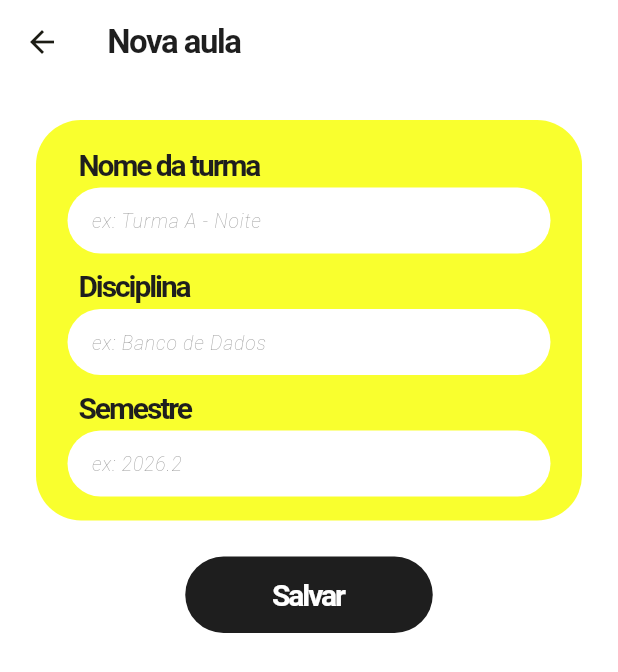
After one commit to otavigoto/Identitas, a Flutter app: the TurmasPage screen opened directly, after a tap on "Nova aula", on a phone screen of 412 x 824 dp. The commit adds this screen. Shown: the top 672 px of the screen. Run offline on Flutter 3.47's test engine with Material 3 defaults, Android fonts, the phone set to English and light mode, and no system bars.

Commit message:
Adicionando telas das aulas, detalhes e filtro de disciplinas

```diff
--- /dev/null
+++ b/flutter/lib/turma.dart
@@ -0,0 +1,41 @@
+/// Turma (aula) como o backend expõe em `/classes`.
+class Turma {
+  const Turma({
+    required this.id,
+    required this.nome,
+    required this.disciplina,
+    required this.semestre,
+    required this.idProfessor,
+    this.listaAlunos = const [],
+  });
+
+  final String id;
+  final String nome;
+  final String disciplina;
+  final String semestre;
+  final String idProfessor;
+
+  /// RAs dos alunos matriculados.
+  final List<String> listaAlunos;
+
+  Turma copyWith({
+    String? nome,
+    String? disciplina,
+    String? semestre,
+    List<String>? listaAlunos,
+  }) => Turma(
+    id: id,
+    nome: nome ?? this.nome,
+    disciplina: disciplina ?? this.disciplina,
+    semestre: semestre ?? this.semestre,
+    idProfessor: idProfessor,
+    listaAlunos: listaAlunos ?? this.listaAlunos,
+  );
+}
+
+class Aluno {
+  const Aluno({required this.ra, required this.nome});
+
+  final String ra;
+  final String nome;
+}
--- /dev/null
+++ b/flutter/lib/turma_form_page.dart
@@ -0,0 +1,203 @@
+import 'package:flutter/material.dart';
+
+import 'turma.dart';
+import 'turmas_mock.dart';
+
+/// Cria ou edita uma turma e devolve o resultado via `Navigator.pop`.
+class TurmaFormPage extends StatefulWidget {
+  const TurmaFormPage({super.key, this.turma});
+
+  /// Null = criar nova turma.
+  final Turma? turma;
+
+  @override
+  State<TurmaFormPage> createState() => _TurmaFormPageState();
+}
+
+class _TurmaFormPageState extends State<TurmaFormPage> {
+  final _formKey = GlobalKey<FormState>();
+  late final _nome = TextEditingController(text: widget.turma?.nome);
+  late final _disciplina = TextEditingController(
+    text: widget.turma?.disciplina,
+  );
+  late final _semestre = TextEditingController(text: widget.turma?.semestre);
+
+  bool get _editando => widget.turma != null;
+
+  @override
+  void dispose() {
+    _nome.dispose();
+    _disciplina.dispose();
+    _semestre.dispose();
+    super.dispose();
+  }
+
+  void _salvar() {
+    if (!_formKey.currentState!.validate()) return;
+    final atual = widget.turma;
+    // TODO backend: POST /classes (criar) ou PATCH /classes/:id (editar).
+    final resultado = atual == null
+        ? Turma(
+            id: DateTime.now().microsecondsSinceEpoch.toString(),
+            nome: _nome.text.trim(),
+            disciplina: _disciplina.text.trim(),
+            semestre: _semestre.text.trim(),
+            idProfessor: professorMockId,
+          )
+        : atual.copyWith(
+            nome: _nome.text.trim(),
+            disciplina: _disciplina.text.trim(),
+            semestre: _semestre.text.trim(),
+          );
+    Navigator.of(context).pop(resultado);
+  }
+
+  String? _obrigatorio(String? v, String campo) =>
+      v == null || v.trim().isEmpty ? 'Informe $campo.' : null;
+
+  Widget _campo({
+    required Key key,
+    required String label,
+    required String hint,
+    required TextEditingController controller,
+    required String erro,
+    TextInputAction action = TextInputAction.next,
+    VoidCallback? onSubmit,
+  }) => Column(
+    crossAxisAlignment: CrossAxisAlignment.stretch,
+    children: [
+      Padding(
+        padding: const EdgeInsets.only(left: 8),
+        child: Text(
+          label,
+          style: const TextStyle(
+            fontSize: 20,
+            fontWeight: FontWeight.bold,
+            letterSpacing: -1.4,
+            color: Color(0xFF1E1E1E),
+          ),
+        ),
+      ),
+      TextFormField(
+        key: key,
+        controller: controller,
+        textInputAction: action,
+        onFieldSubmitted: onSubmit == null ? null : (_) => onSubmit(),
+        validator: (v) => _obrigatorio(v, erro),
+        decoration: InputDecoration(
+          hintText: hint,
+          hintStyle: const TextStyle(
+            fontSize: 13,
+            fontWeight: FontWeight.w200,
+            fontStyle: FontStyle.italic,
+            color: Color(0x80000000),
+          ),
+          filled: true,
+          fillColor: Colors.white,
+          isDense: true,
+          contentPadding: const EdgeInsets.symmetric(
+            horizontal: 12,
+            vertical: 10,
+          ),
+          border: OutlineInputBorder(
+            borderRadius: BorderRadius.circular(30),
+            borderSide: BorderSide.none,
+          ),
+          focusedBorder: OutlineInputBorder(
+            borderRadius: BorderRadius.circular(30),
+            borderSide: const BorderSide(color: Color(0xFF1E1E1E)),
+          ),
+        ),
+      ),
+    ],
+  );
+
+  @override
+  Widget build(BuildContext context) => Scaffold(
+    appBar: AppBar(
+      backgroundColor: Colors.white,
+      surfaceTintColor: Colors.transparent,
+      title: Text(
+        _editando ? 'Editar aula' : 'Nova aula',
+        style: const TextStyle(
+          fontWeight: FontWeight.bold,
+          letterSpacing: -1,
+          color: Color(0xFF1E1E1E),
+        ),
+      ),
+    ),
+    body: SafeArea(
+      child: SingleChildScrollView(
+        keyboardDismissBehavior: ScrollViewKeyboardDismissBehavior.onDrag,
+        padding: const EdgeInsets.all(24),
+        child: Form(
+          key: _formKey,
+          child: Column(
+            crossAxisAlignment: CrossAxisAlignment.stretch,
+            children: [
+              Container(
+                padding: const EdgeInsets.fromLTRB(21, 16, 21, 16),
+                decoration: BoxDecoration(
+                  color: const Color(0xFFF9FF2E),
+                  borderRadius: BorderRadius.circular(30),
+                ),
+                child: Column(
+                  crossAxisAlignment: CrossAxisAlignment.stretch,
+                  children: [
+                    _campo(
+                      key: const Key('turma-nome'),
+                      label: 'Nome da turma',
+                      hint: 'ex: Turma A - Noite',
+                      controller: _nome,
+                      erro: 'o nome da turma',
+                    ),
+                    const SizedBox(height: 8),
+                    _campo(
+                      key: const Key('turma-disciplina'),
+                      label: 'Disciplina',
+                      hint: 'ex: Banco de Dados',
+                      controller: _disciplina,
+                      erro: 'a disciplina',
+                    ),
+                    const SizedBox(height: 8),
+                    _campo(
+                      key: const Key('turma-semestre'),
+                      label: 'Semestre',
+                      hint: 'ex: 2026.2',
+                      controller: _semestre,
+                      erro: 'o semestre',
+                      action: TextInputAction.done,
+                      onSubmit: _salvar,
+                    ),
+                  ],
+                ),
+              ),
+              const SizedBox(height: 24),
+              Center(
+                child: SizedBox(
+                  width: 165,
+                  height: 51,
+                  child: FilledButton(
+                    key: const Key('turma-salvar'),
+                    onPressed: _salvar,
+                    style: FilledButton.styleFrom(
+                      backgroundColor: const Color(0xFF1E1E1E),
+                      foregroundColor: Colors.white,
+                      shape: const StadiumBorder(),
+                      textStyle: const TextStyle(
+                        fontSize: 20,
+                        fontWeight: FontWeight.bold,
+                        letterSpacing: -1.4,
+                      ),
+                    ),
+                    child: const Text('Salvar'),
+                  ),
+                ),
+              ),
+            ],
+          ),
+        ),
+      ),
+    ),
+  );
+}
--- /dev/null
+++ b/flutter/lib/turmas_mock.dart
@@ -0,0 +1,48 @@
+import 'turma.dart';
+
+// TODO backend: remover os mocks quando a API estiver integrada.
+const professorMockId = 'prof-001';
+
+const alunosMock = [
+  Aluno(ra: '24012345', nome: 'Ana Souza'),
+  Aluno(ra: '24012346', nome: 'Bruno Lima'),
+  Aluno(ra: '24012347', nome: 'Carla Mendes'),
+  Aluno(ra: '24012348', nome: 'Diego Alves'),
+  Aluno(ra: '24012349', nome: 'Elisa Rocha'),
+  Aluno(ra: '24012350', nome: 'Felipe Costa'),
+];
+
+List<Turma> criarTurmasMock() => const [
+  Turma(
+    id: '1',
+    nome: 'Turma A - Noite',
+    disciplina: 'Projeto Integrador VI',
+    semestre: '2026.2',
+    idProfessor: professorMockId,
+    listaAlunos: ['24012345', '24012346', '24012347'],
+  ),
+  Turma(
+    id: '2',
+    nome: 'Turma B - Manhã',
+    disciplina: 'Banco de Dados',
+    semestre: '2026.2',
+    idProfessor: professorMockId,
+    listaAlunos: ['24012348', '24012349'],
+  ),
+  Turma(
+    id: '3',
+    nome: 'Turma C - Noite',
+    disciplina: 'Engenharia de Software',
+    semestre: '2026.2',
+    idProfessor: professorMockId,
+    listaAlunos: [],
+  ),
+  Turma(
+    id: '4',
+    nome: 'Turma A - Manhã',
+    disciplina: 'Redes de Computadores',
+    semestre: '2026.1',
+    idProfessor: professorMockId,
+    listaAlunos: ['24012345', '24012350'],
+  ),
+];
--- /dev/null
+++ b/flutter/lib/turmas_page.dart
@@ -0,0 +1,197 @@
+import 'package:flutter/material.dart';
+
+import 'turma.dart';
+import 'turma_detalhe_page.dart';
+import 'turma_form_page.dart';
+import 'turmas_mock.dart';
+
+/// Lista de aulas (turmas) do professor, com busca e filtro por semestre.
+class TurmasPage extends StatefulWidget {
+  const TurmasPage({super.key});
+
+  @override
+  State<TurmasPage> createState() => _TurmasPageState();
+}
+
+class _TurmasPageState extends State<TurmasPage> {
+  // TODO backend: carregar com GET /classes/teacher/:teacherId
+  List<Turma> _turmas = criarTurmasMock();
+  String _busca = '';
+  String? _semestre;
+
+  List<String> get _semestres =>
+      (_turmas.map((t) => t.semestre).toSet().toList()..sort()).reversed
+          .toList();
+
+  List<Turma> get _filtradas {
+    final q = _busca.trim().toLowerCase();
+    return _turmas.where((t) {
+      if (_semestre != null && t.semestre != _semestre) return false;
+      return q.isEmpty ||
+          t.nome.toLowerCase().contains(q) ||
+          t.disciplina.toLowerCase().contains(q);
+    }).toList();
+  }
+
+  void _atualizar(Turma nova) => setState(() {
+    _turmas = [for (final t in _turmas) t.id == nova.id ? nova : t];
+  });
+
+  void _remover(Turma turma) => setState(() {
+    _turmas = _turmas.where((t) => t.id != turma.id).toList();
+  });
+
+  Future<void> _nova() async {
+    final criada = await Navigator.of(
+      context,
+    ).push<Turma>(MaterialPageRoute(builder: (_) => const TurmaFormPage()));
+    if (criada != null) setState(() => _turmas = [..._turmas, criada]);
+  }
+
+  void _abrir(Turma turma) => Navigator.of(context).push(
+    MaterialPageRoute(
+      builder: (_) => TurmaDetalhePage(
+        turma: turma,
+        onChanged: _atualizar,
+        onDeleted: () => _remover(turma),
+      ),
+    ),
+  );
+
+  @override
+  Widget build(BuildContext context) {
+    final lista = _filtradas;
+    // Se o semestre filtrado deixou de existir (ex.: turma excluída), limpa.
+    if (_semestre != null && !_semestres.contains(_semestre)) _semestre = null;
+    return Scaffold(
+      appBar: AppBar(
+        backgroundColor: Colors.white,
+        surfaceTintColor: Colors.transparent,
+        title: const Text(
+          'Minhas aulas',
+          style: TextStyle(
+            fontWeight: FontWeight.bold,
+            letterSpacing: -1,
+            color: Color(0xFF1E1E1E),
+          ),
+        ),
+      ),
+      floatingActionButton: FloatingActionButton.extended(
+        key: const Key('nova-aula'),
+        onPressed: _nova,
+        backgroundColor: const Color(0xFF1E1E1E),
+        foregroundColor: Colors.white,
+        icon: const Icon(Icons.add),
+        label: const Text('Nova aula'),
+      ),
+      body: SafeArea(
+        child: Column(
+          children: [
+            Padding(
+              padding: const EdgeInsets.fromLTRB(24, 8, 24, 8),
+              child: TextField(
+                key: const Key('busca-aula'),
+                onChanged: (v) => setState(() => _busca = v),
+                decoration: InputDecoration(
+                  hintText: 'Buscar por nome ou disciplina',
+                  prefixIcon: const Icon(Icons.search),
+                  filled: true,
+                  fillColor: const Color(0xFFF2F2F2),
+                  isDense: true,
+                  border: OutlineInputBorder(
+                    borderRadius: BorderRadius.circular(30),
+                    borderSide: BorderSide.none,
+                  ),
+                ),
+              ),
+            ),
+            SizedBox(
+              height: 44,
+              child: ListView(
+                scrollDirection: Axis.horizontal,
+                padding: const EdgeInsets.symmetric(horizontal: 24),
+                children: [
+                  for (final s in _semestres)
+                    Padding(
+                      padding: const EdgeInsets.only(right: 8),
+                      child: FilterChip(
+                        label: Text(s),
+                        selected: _semestre == s,
+                        selectedColor: const Color(0xFFF9FF2E),
+                        showCheckmark: false,
+                        shape: const StadiumBorder(),
+                        onSelected: (sel) =>
+                            setState(() => _semestre = sel ? s : null),
+                      ),
+                    ),
+                ],
+              ),
+            ),
+            Expanded(
+              child: lista.isEmpty
+                  ? const Center(child: Text('Nenhuma aula encontrada.'))
+                  : ListView.separated(
+                      padding: const EdgeInsets.fromLTRB(24, 8, 24, 96),
+                      itemCount: lista.length,
+                      separatorBuilder: (_, _) => const SizedBox(height: 12),
+                      itemBuilder: (_, i) => _TurmaCard(
+                        turma: lista[i],
+                        onTap: () => _abrir(lista[i]),
+                      ),
+                    ),
+            ),
+          ],
+        ),
+      ),
+    );
+  }
+}
+
+class _TurmaCard extends StatelessWidget {
+  const _TurmaCard({required this.turma, required this.onTap});
+
+  final Turma turma;
+  final VoidCallback onTap;
+
+  @override
+  Widget build(BuildContext context) => Material(
+    color: const Color(0xFFF9FF2E),
+    borderRadius: BorderRadius.circular(30),
+    child: InkWell(
+      borderRadius: BorderRadius.circular(30),
+      onTap: onTap,
+      child: Padding(
+        padding: const EdgeInsets.all(20),
+        child: Row(
+          children: [
+            Expanded(
+              child: Column(
+                crossAxisAlignment: CrossAxisAlignment.start,
+                children: [
+                  Text(
+                    turma.disciplina,
+                    style: const TextStyle(
+                      fontSize: 20,
+                      height: 1.1,
+                      fontWeight: FontWeight.bold,
+                      letterSpacing: -1.2,
+                      color: Color(0xFF1E1E1E),
+                    ),
+                  ),
+                  const SizedBox(height: 4),
+                  Text(turma.nome),
+                  Text(
+                    'Semestre ${turma.semestre} · '
+                    '${turma.listaAlunos.length} alunos',
+                    style: const TextStyle(color: Colors.black54),
+                  ),
+                ],
+              ),
+            ),
+            const Icon(Icons.chevron_right),
+          ],
+        ),
+      ),
+    ),
+  );
+}
```
Also changed, not shown: flutter/lib/login_page.dart (+6 -7 lines), flutter/lib/turma_detalhe_page.dart (added, +231 -0 lines), 2 other files.
